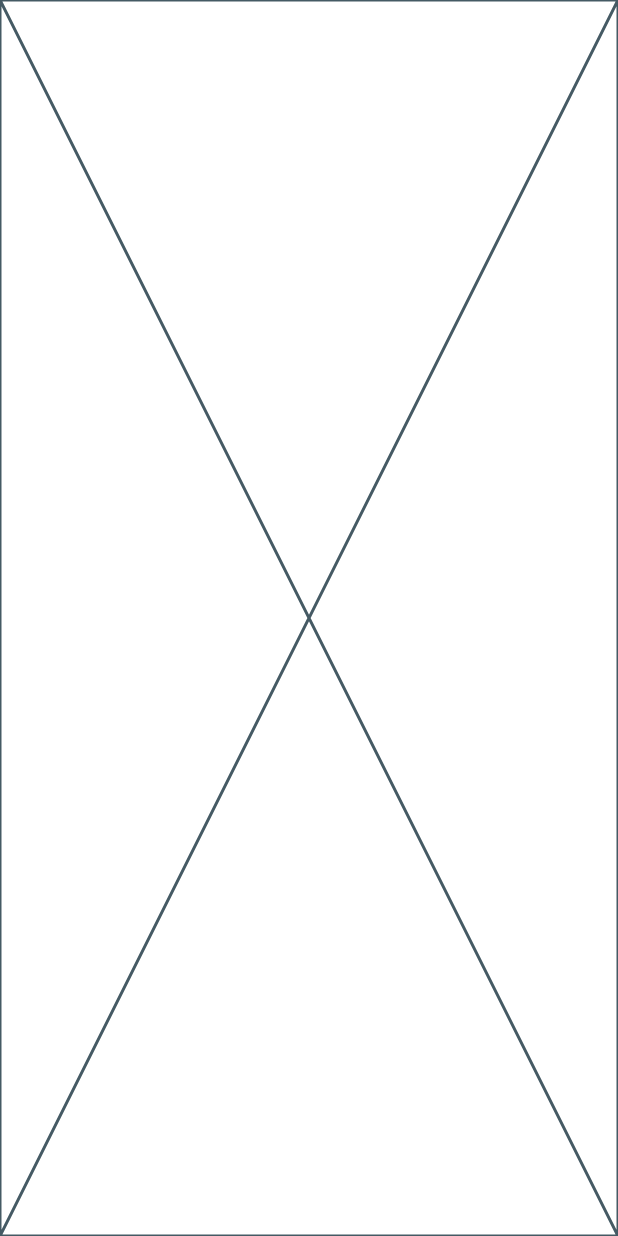
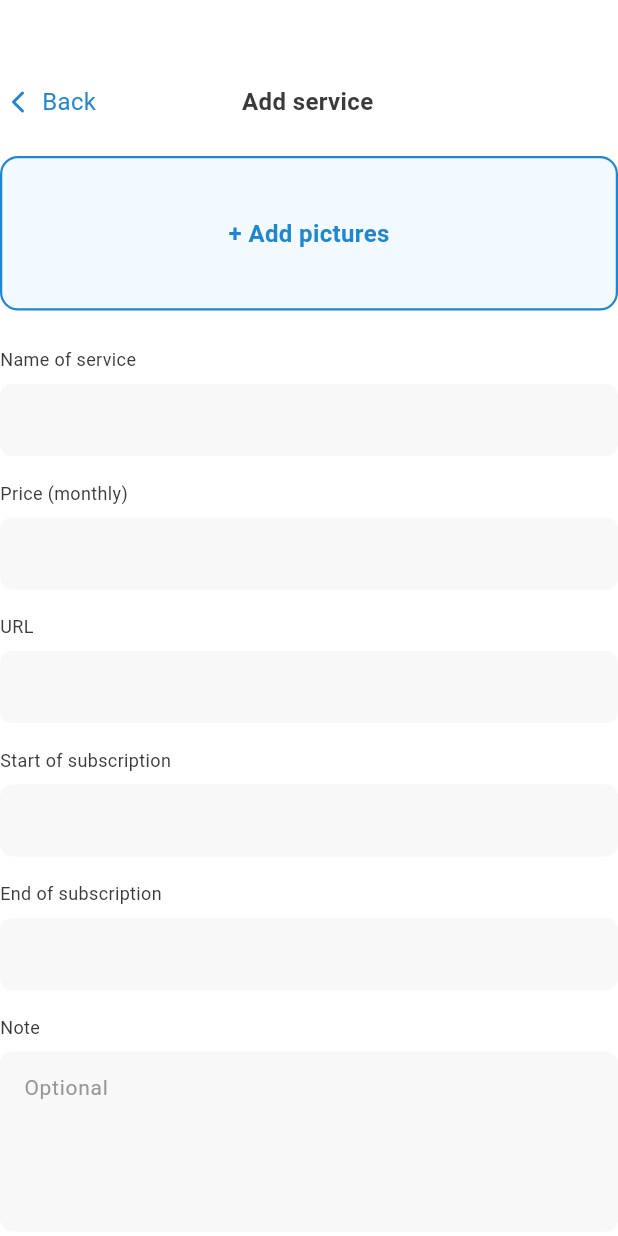
Before and after one commit to KhonDev/managing-with-subscriptions, a Flutter app: the Home screen opened directly, after a tap on "+ Add service", on a phone screen of 412 x 824 dp. Run offline on Flutter 3.47's test engine with Material 3 defaults, Android fonts, the light colour scheme and no system bars; our stand-ins replace flutter_svg, go_router.

Commit message:
add services

```diff
--- a/lib/app/ui/on_boarding/answer.dart
+++ b/lib/app/ui/on_boarding/answer.dart
@@ -183,17 +183,7 @@ class AnswerTile extends StatelessWidget {
         crossAxisAlignment: CrossAxisAlignment.start,
         children: [
           const SizedBox(height: 56.0),
-          Row(
-            crossAxisAlignment: CrossAxisAlignment.center,
-            children: [
-              SvgPicture.asset('assets/vectors/backblue.svg'),
-              const SizedBox(width: 4),
-              const Text(
-                'Back',
-                style: TextStyles.s16w400cblue,
-              )
-            ],
-          ),
+          const BackWidget(),
           const SizedBox(height: 16),
           Text(
             text,
@@ -214,6 +204,27 @@ class AnswerTile extends StatelessWidget {
           )
         ],
       ),
+    );
+  }
+}
+
+class BackWidget extends StatelessWidget {
+  const BackWidget({
+    super.key,
+  });
+
+  @override
+  Widget build(BuildContext context) {
+    return Row(
+      crossAxisAlignment: CrossAxisAlignment.center,
+      children: [
+        SvgPicture.asset('assets/vectors/backblue.svg'),
+        const SizedBox(width: 4),
+        const Text(
+          'Back',
+          style: TextStyles.s16w400cblue,
+        )
+      ],
     );
   }
 }
--- a/lib/app/ui/on_boarding/on_boarding.dart
+++ b/lib/app/ui/on_boarding/on_boarding.dart
@@ -2,6 +2,7 @@ import 'package:flutter/material.dart';
 import 'package:go_router/go_router.dart';
 import 'package:managing_with_subscriptions/app/ui/theme/app_colors.dart';
 import 'package:managing_with_subscriptions/app/ui/theme/text_styles.dart';
+import 'package:managing_with_subscriptions/app/ui/widgets/next_button.dart';
 import 'package:managing_with_subscriptions/resources/app_router_constants.dart';
 
 class OnBoarding extends StatefulWidget {
@@ -134,41 +135,6 @@ class _OnBoardingState extends State<OnBoarding> {
   }
 }
 
-class NextButton extends StatelessWidget {
-  final Widget child;
-  final VoidCallback onTap;
-  final Color? color;
-  final Color? foregroundColor;
-  final EdgeInsets? padding;
-  const NextButton({
-    super.key,
-    required this.child,
-    this.color,
-    this.padding,
-    this.foregroundColor,
-    required this.onTap,
-  });
-
-  @override
-  Widget build(BuildContext context) {
-    return Padding(
-      padding: padding ?? const EdgeInsets.symmetric(horizontal: 16.0),
-      child: SizedBox(
-          width: double.infinity,
-          height: 49,
-          child: ElevatedButton(
-              style: ElevatedButton.styleFrom(
-                foregroundColor: foregroundColor ?? AppColors.deepBlue,
-                backgroundColor: color ?? AppColors.blue100,
-                shape: RoundedRectangleBorder(
-                  borderRadius: BorderRadius.circular(8),
-                ),
-              ),
-              onPressed: onTap,
-              child: child)),
-    );
-  }
-}
 
 // ignore: must_be_immutable, camel_case_types
 class onBoard extends StatelessWidget {
--- a/lib/app/ui/on_boarding/proggressing.dart
+++ b/lib/app/ui/on_boarding/proggressing.dart
@@ -2,6 +2,7 @@ import 'package:flutter/material.dart';
 import 'package:managing_with_subscriptions/app/ui/on_boarding/on_boarding.dart';
 import 'package:managing_with_subscriptions/app/ui/theme/app_colors.dart';
 import 'package:managing_with_subscriptions/app/ui/theme/text_styles.dart';
+import 'package:managing_with_subscriptions/app/ui/widgets/next_button.dart';
 
 class Progressing extends StatefulWidget {
   const Progressing({super.key});
@@ -31,16 +32,19 @@ class _ProgressingState extends State<Progressing> {
                   setState(() {});
                 },
                 child: Container(
-                  padding: const EdgeInsets.all(11.0),
                   width: 70,
                   height: 70,
                   decoration: BoxDecoration(
                     color: AppColors.blue100,
                     borderRadius: BorderRadius.circular(70),
                   ),
-                  child: MyCircularIndicator(
-                    value: valueall,
-                    width: 3,
+                  child: SizedBox(
+                    width: 32,
+                    height: 32,
+                    child: MyCircularIndicator(
+                      value: valueall,
+                      width: 3,
+                    ),
                   ),
                 ),
               ),
--- a/lib/app/ui/screens/add_service.dart
+++ b/lib/app/ui/screens/add_service.dart
@@ -1,4 +1,7 @@
 import 'package:flutter/material.dart';
+import 'package:managing_with_subscriptions/app/ui/on_boarding/answer.dart';
+import 'package:managing_with_subscriptions/app/ui/theme/theme.dart';
+import 'package:managing_with_subscriptions/app/ui/widgets/next_button.dart';
 
 class AddService extends StatefulWidget {
   const AddService({super.key});
@@ -10,6 +13,175 @@ class AddService extends StatefulWidget {
 class _AddServiceState extends State<AddService> {
   @override
   Widget build(BuildContext context) {
-    return const Placeholder();
+    return Scaffold(
+      body: ListView(
+        children: [
+          const SizedBox(height: 56),
+          const Row(
+            mainAxisAlignment: MainAxisAlignment.spaceBetween,
+            children: [
+              BackWidget(),
+              Text(
+                'Add service',
+                style: TextStyles.p2s16,
+              ),
+              SizedBox(width: 66),
+            ],
+          ),
+          const SizedBox(height: 24.0),
+          Container(
+            width: double.infinity,
+            height: 103,
+            decoration: BoxDecoration(
+                border: Border.all(color: AppColors.deepBlue, width: 1.5),
+                borderRadius: BorderRadius.circular(12),
+                color: AppColors.whiteF3),
+            child: const Center(
+              child: Text(
+                '+ Add pictures',
+                style: TextStyles.s16w600cblue,
+              ),
+            ),
+          ),
+          const SizedBox(height: 24.0),
+          MyTextField(
+            title: 'Name of service',
+            controller: TextEditingController(),
+          ),
+          const SizedBox(height: 16.0),
+          MyTextField(
+            title: 'Price (monthly)',
+            controller: TextEditingController(),
+          ),
+          const SizedBox(height: 16.0),
+          MyTextField(
+            title: 'URL',
+            controller: TextEditingController(),
+          ),
+          const SizedBox(height: 16.0),
+          MyTextField(
+            title: 'Start of subscription',
+            controller: TextEditingController(),
+          ),
+          const SizedBox(height: 16.0),
+          MyTextField(
+            title: 'End of subscription',
+            controller: TextEditingController(),
+          ),
+          const SizedBox(height: 16.0),
+          Column(
+            crossAxisAlignment: CrossAxisAlignment.start,
+            children: [
+              const Text(
+                'Note',
+                style: TextStyles.footnote2s12Reg,
+              ),
+              const SizedBox(height: 8.0),
+              TextField(
+                maxLines: 4,
+                controller: TextEditingController(),
+                cursorColor: AppColors.deepBlue,
+                decoration: InputDecoration(
+                  contentPadding: const EdgeInsets.all(12),
+                  hintStyle: TextStyles.s14w400grey,
+                  isDense: true,
+                  hintText: 'Optional',
+                  focusedBorder: OutlineInputBorder(
+                    borderSide: BorderSide.none,
+                    borderRadius: BorderRadius.circular(8),
+                  ),
+                  enabledBorder: OutlineInputBorder(
+                    borderSide: BorderSide.none,
+                    borderRadius: BorderRadius.circular(8),
+                  ),
+                  filled: true,
+                  fillColor: AppColors.whiteF8,
+                ),
+              ),
+              const SizedBox(height: 16.0),
+              Padding(
+                padding: const EdgeInsets.all(12.0),
+                child: Row(
+                  children: [
+                    Container(
+                      width: 24,
+                      height: 24,
+                      decoration: BoxDecoration(
+                        borderRadius: BorderRadius.circular(8),
+                        border: Border.all(color: AppColors.grey),
+                      ),
+                      child: const SizedBox(),
+                    ),
+                    const SizedBox(width: 12.0),
+                    const Text(
+                      'Send notification with date selection?',
+                      style: TextStyles.body1s14,
+                    ),
+                  ],
+                ),
+              ),
+              const SizedBox(height: 40.0),
+              NextButton(
+                padding: EdgeInsets.zero,
+                color: AppColors.deepBlue,
+                foregroundColor: AppColors.white,
+                child: const Text(
+                  'Add',
+                  style: TextStyles.p2s16W,
+                ),
+                onTap: () {},
+              ),
+              const SizedBox(height: 50.0),
+            ],
+          ),
+        ],
+      ),
+    );
   }
 }
+
+class MyTextField extends StatelessWidget {
+  final String title;
+  final String? hint;
+  final TextEditingController controller;
+  const MyTextField({
+    super.key,
+    required this.title,
+    this.hint,
+    required this.controller,
+  });
+
+  @override
+  Widget build(BuildContext context) {
+    return Column(
+      crossAxisAlignment: CrossAxisAlignment.start,
+      children: [
+        Text(
+          title,
+          style: TextStyles.footnote2s12Reg,
+        ),
+        const SizedBox(height: 8.0),
+        TextField(
+          controller: controller,
+          cursorColor: AppColors.deepBlue,
+          decoration: InputDecoration(
+            contentPadding: const EdgeInsets.all(12),
+            hintStyle: TextStyles.s14w400grey,
+            isDense: true,
+            hintText: hint ?? '',
+            focusedBorder: OutlineInputBorder(
+              borderSide: BorderSide.none,
+              borderRadius: BorderRadius.circular(8),
+            ),
+            enabledBorder: OutlineInputBorder(
+              borderSide: BorderSide.none,
+              borderRadius: BorderRadius.circular(8),
+            ),
+            filled: true,
+            fillColor: AppColors.whiteF8,
+          ),
+        ),
+      ],
+    );
+  }
+}
--- a/lib/app/ui/screens/home.dart
+++ b/lib/app/ui/screens/home.dart
@@ -4,6 +4,7 @@ import 'package:go_router/go_router.dart';
 import 'package:managing_with_subscriptions/app/ui/on_boarding/on_boarding.dart';
 import 'package:managing_with_subscriptions/app/ui/theme/app_colors.dart';
 import 'package:managing_with_subscriptions/app/ui/theme/text_styles.dart';
+import 'package:managing_with_subscriptions/app/ui/widgets/next_button.dart';
 import 'package:managing_with_subscriptions/resources/app_router_constants.dart';
 
 class Home extends StatefulWidget {
--- a/lib/app/ui/screens/home_screen.dart
+++ b/lib/app/ui/screens/home_screen.dart
@@ -1,6 +1,7 @@
 import 'package:flutter/material.dart';
 import 'package:flutter_svg/flutter_svg.dart';
 import 'package:managing_with_subscriptions/app/ui/on_boarding/answer.dart';
+import 'package:managing_with_subscriptions/app/ui/screens/add_service.dart';
 import 'package:managing_with_subscriptions/app/ui/screens/home.dart';
 
 class HomeScreen extends StatefulWidget {
@@ -40,7 +41,7 @@ class _HomeScreenState extends State<HomeScreen> {
   @override
   Widget build(BuildContext context) {
     return const Scaffold(
-      body: AnswerQuesion(),
+      body: AddService(),
     );
   }
 }
--- /dev/null
+++ b/lib/app/ui/widgets/next_button.dart
@@ -0,0 +1,38 @@
+import 'package:flutter/material.dart';
+import 'package:managing_with_subscriptions/app/ui/theme/app_colors.dart';
+
+class NextButton extends StatelessWidget {
+  final Widget child;
+  final VoidCallback onTap;
+  final Color? color;
+  final Color? foregroundColor;
+  final EdgeInsets? padding;
+  const NextButton({
+    super.key,
+    required this.child,
+    this.color,
+    this.padding,
+    this.foregroundColor,
+    required this.onTap,
+  });
+
+  @override
+  Widget build(BuildContext context) {
+    return Padding(
+      padding: padding ?? const EdgeInsets.symmetric(horizontal: 16.0),
+      child: SizedBox(
+          width: double.infinity,
+          height: 49,
+          child: ElevatedButton(
+              style: ElevatedButton.styleFrom(
+                foregroundColor: foregroundColor ?? AppColors.deepBlue,
+                backgroundColor: color ?? AppColors.blue100,
+                shape: RoundedRectangleBorder(
+                  borderRadius: BorderRadius.circular(8),
+                ),
+              ),
+              onPressed: onTap,
+              child: child)),
+    );
+  }
+}
```
